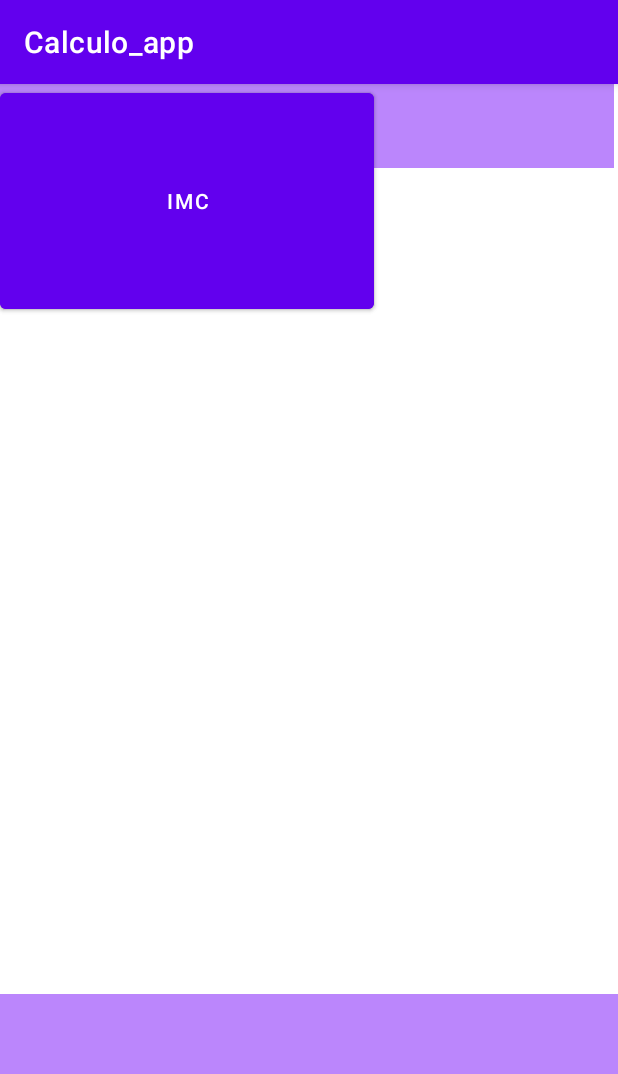
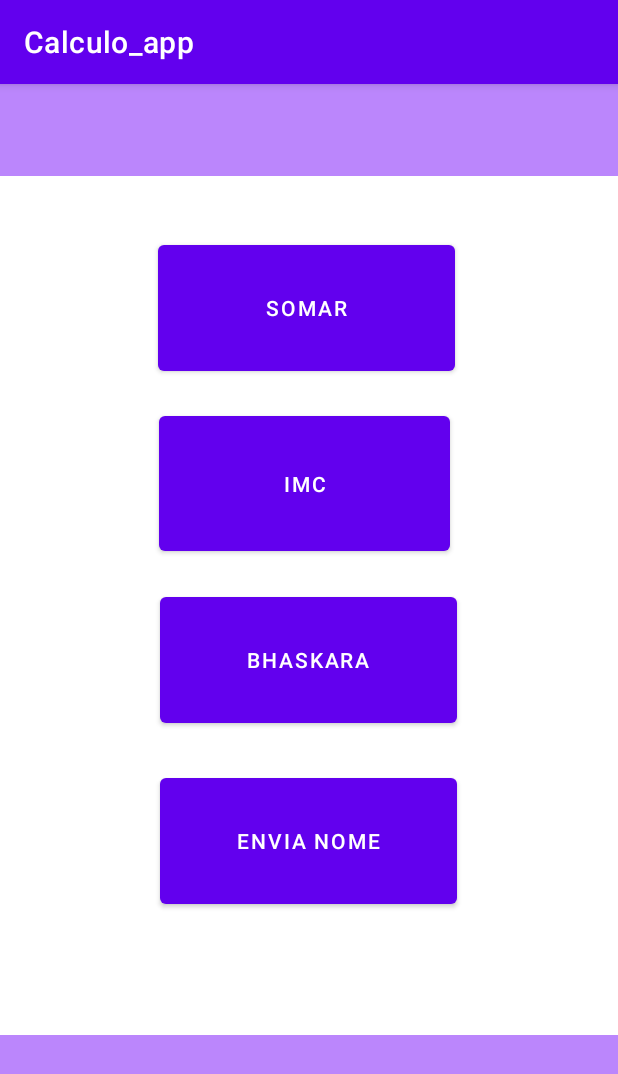
Before and after one commit to juliaguima/App_Calculo, an Android app: the screen it shows after launch (MainActivity), on a phone screen of 412 x 824 dp. Shown: the top 1074 px of the screen. Run offline under Robolectric (Android 15) with nearby library versions, the phone set to English and light mode, and no system bars.

Commit message:
Info entre activities

```diff
--- a/Calculo_app/app/src/main/AndroidManifest.xml
+++ b/Calculo_app/app/src/main/AndroidManifest.xml
@@ -13,6 +13,12 @@
         android:supportsRtl="true"
         android:theme="@style/Theme.Calculo_app"
         tools:targetApi="31">
+        <activity
+            android:name=".recebeActivity"
+            android:exported="false" />
+        <activity
+            android:name=".EnviaActivity"
+            android:exported="false" />
         <activity
             android:name=".bhaskaraActivity"
             android:exported="false" />
--- a/Calculo_app/app/src/main/java/com/example/calculo_app/MainActivity.java
+++ b/Calculo_app/app/src/main/java/com/example/calculo_app/MainActivity.java
@@ -9,7 +9,7 @@ import android.widget.Button;
 
 public class MainActivity extends AppCompatActivity {
 
-    Button btnMudaView,btnMudaView2;
+    Button btnMudaView1,btnMudaView2,btnMudaView3,btnMudaView4;
 
     @Override
     protected void onCreate(Bundle savedInstanceState) {
@@ -17,21 +17,41 @@ public class MainActivity extends AppCompatActivity {
         setContentView(R.layout.activity_main);
 
 
-        btnMudaView = findViewById(R.id.btnMudaView);
-        btnMudaView.setOnClickListener(new View.OnClickListener() {
+        btnMudaView1 = findViewById(R.id.btnMudaView2);
+        btnMudaView1.setOnClickListener(new View.OnClickListener() {
             @Override
             public void onClick(View view) {
-                Intent tela2 = new Intent(getApplicationContext(),CalcularActivity.class);
-                startActivity(tela2);
+                Intent tela1 = new Intent(getApplicationContext(),CalcularActivity.class);
+                startActivity(tela1);
             }
         });
 
         btnMudaView2 = findViewById(R.id.btnMudaView2);
-        btnMudaView.setOnClickListener(new View.OnClickListener() {
+        btnMudaView2.setOnClickListener(new View.OnClickListener() {
             @Override
             public void onClick(View view) {
-                Intent tela3 = new Intent(getApplicationContext(),imcActivity.class);
+                Intent tela2 = new Intent(getApplicationContext(),imcActivity.class);
+                startActivity(tela2);
+
+            }
+        });
+
+        btnMudaView3 = findViewById(R.id.btnMudaView3);
+        btnMudaView3.setOnClickListener(new View.OnClickListener() {
+            @Override
+            public void onClick(View view) {
+                Intent tela3 = new Intent(getApplicationContext(),bhaskaraActivity.class);
                 startActivity(tela3);
+
+            }
+        });
+
+        btnMudaView4 = findViewById(R.id.btnMudaView4);
+        btnMudaView4.setOnClickListener(new View.OnClickListener() {
+            @Override
+            public void onClick(View view) {
+                Intent tela4 = new Intent(getApplicationContext(),EnviaActivity.class);
+                startActivity(tela4);
 
             }
         });
--- a/Calculo_app/app/src/main/java/com/example/calculo_app/imcActivity.java
+++ b/Calculo_app/app/src/main/java/com/example/calculo_app/imcActivity.java
@@ -3,8 +3,10 @@ package com.example.calculo_app;
 import androidx.appcompat.app.AppCompatActivity;
 
 import android.os.Bundle;
+import android.text.Editable;
 import android.view.View;
 import android.widget.Button;
+import android.widget.EditText;
 import android.widget.TextView;
 
 public class imcActivity extends AppCompatActivity {
@@ -15,7 +17,7 @@ public class imcActivity extends AppCompatActivity {
         setContentView(R.layout.activity_imc);
 
         Button btn_calcula_imc;
-        TextView tl_nome,tl_idade,tl_altura,tl_peso;
+        EditText tl_nome,tl_idade,tl_altura,tl_peso;
 
         tl_nome = findViewById(R.id.nome);
         tl_idade = findViewById(R.id.idade);
--- a/Calculo_app/app/src/main/res/layout/activity_calcular.xml
+++ b/Calculo_app/app/src/main/res/layout/activity_calcular.xml
@@ -40,7 +40,7 @@
         tools:layout_editor_absoluteY="112dp" />
 
     <EditText
-        android:id="@+id/num2"
+        android:id="@+id/tv_num2"
         android:layout_width="wrap_content"
         android:layout_height="wrap_content"
         android:ems="10"
@@ -50,7 +50,7 @@
         tools:layout_editor_absoluteY="273dp" />
 
     <EditText
-        android:id="@+id/num1"
+        android:id="@+id/tv_num1"
         android:layout_width="wrap_content"
         android:layout_height="wrap_content"
         android:ems="10"
@@ -93,7 +93,7 @@
         tools:layout_editor_absoluteY="397dp" />
 
     <EditText
-        android:id="@+id/num3"
+        android:id="@+id/tv_num3"
         android:layout_width="wrap_content"
         android:layout_height="wrap_content"
         android:ems="10"
--- a/Calculo_app/app/src/main/res/layout/activity_main.xml
+++ b/Calculo_app/app/src/main/res/layout/activity_main.xml
@@ -9,8 +9,8 @@
 
     <androidx.appcompat.widget.Toolbar
         android:id="@+id/toolbar"
-        android:layout_width="409dp"
-        android:layout_height="wrap_content"
+        android:layout_width="508dp"
+        android:layout_height="61dp"
         android:background="@color/purple_200"
         android:minHeight="?attr/actionBarSize"
         android:theme="?attr/actionBarTheme"
@@ -21,29 +21,61 @@
 
     <androidx.appcompat.widget.Toolbar
         android:id="@+id/toolbar2"
-        android:layout_width="443dp"
-        android:layout_height="161dp"
+        android:layout_width="553dp"
+        android:layout_height="134dp"
         android:background="@color/purple_200"
         android:minHeight="?attr/actionBarSize"
         android:theme="?attr/actionBarTheme"
         app:layout_constraintBottom_toBottomOf="parent"
         app:layout_constraintTop_toTopOf="parent"
         app:layout_constraintVertical_bias="1.0"
-        tools:layout_editor_absoluteX="1dp" />
-
-    <Button
-        android:id="@+id/btnMudaView"
-        android:layout_width="249dp"
-        android:layout_height="156dp"
-        android:text="Somar"
-        tools:layout_editor_absoluteX="81dp"
-        tools:layout_editor_absoluteY="137dp" />
+        tools:layout_editor_absoluteX="-1dp" />
 
     <Button
         android:id="@+id/btnMudaView2"
-        android:layout_width="249dp"
-        android:layout_height="156dp"
+        android:layout_width="194dp"
+        android:layout_height="102dp"
         android:text="IMC"
-        tools:layout_editor_absoluteX="81dp"
-        tools:layout_editor_absoluteY="352dp" />
+        app:layout_constraintBottom_toBottomOf="parent"
+        app:layout_constraintEnd_toEndOf="parent"
+        app:layout_constraintHorizontal_bias="0.485"
+        app:layout_constraintStart_toStartOf="parent"
+        app:layout_constraintTop_toTopOf="parent"
+        app:layout_constraintVertical_bias="0.323" />
+
+    <Button
+        android:id="@+id/btnMudaView3"
+        android:layout_width="198dp"
+        android:layout_height="96dp"
+        android:text="Bhaskara"
+        app:layout_constraintBottom_toBottomOf="parent"
+        app:layout_constraintEnd_toEndOf="parent"
+        app:layout_constraintHorizontal_bias="0.498"
+        app:layout_constraintStart_toStartOf="parent"
+        app:layout_constraintTop_toTopOf="@+id/toolbar" />
+
+    <Button
+        android:id="@+id/btnMudaView4"
+        android:layout_width="198dp"
+        android:layout_height="96dp"
+        android:text="ENVIA NOME"
+        app:layout_constraintBottom_toBottomOf="@+id/toolbar2"
+        app:layout_constraintEnd_toEndOf="parent"
+        app:layout_constraintHorizontal_bias="0.498"
+        app:layout_constraintStart_toStartOf="parent"
+        app:layout_constraintTop_toTopOf="@+id/toolbar"
+        app:layout_constraintVertical_bias="0.68" />
+
+    <Button
+        android:id="@+id/btnMudaView1"
+        android:layout_width="198dp"
+        android:layout_height="96dp"
+        android:text="Somar"
+        app:layout_constraintBottom_toBottomOf="parent"
+        app:layout_constraintEnd_toEndOf="parent"
+        app:layout_constraintHorizontal_bias="0.491"
+        app:layout_constraintStart_toStartOf="parent"
+        app:layout_constraintTop_toTopOf="parent"
+        app:layout_constraintVertical_bias="0.151" />
+
 </androidx.constraintlayout.widget.ConstraintLayout>
```
Also changed, not shown: Calculo_app/app/src/main/java/com/example/calculo_app/CalcularActivity.java (+4 -7 lines), Calculo_app/app/src/main/java/com/example/calculo_app/EnviaActivity.java (added, +45 -0 lines), Calculo_app/app/src/main/java/com/example/calculo_app/recebeActivity.java (added, +31 -0 lines), Calculo_app/app/src/main/res/layout/activity_bhaskara.xml (+4 -4 lines), Calculo_app/app/src/main/res/layout/activity_envia.xml (added, +116 -0 lines), Calculo_app/app/src/main/res/layout/activity_recebe.xml (added, +43 -0 lines).
